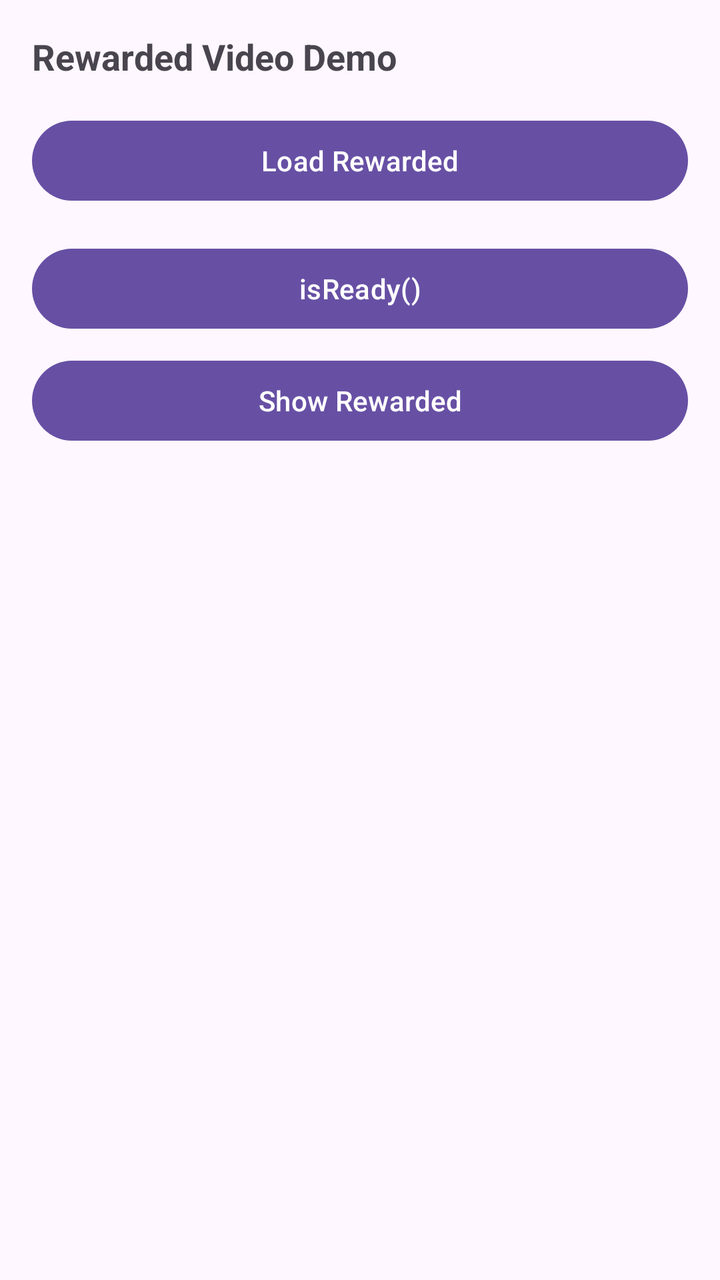
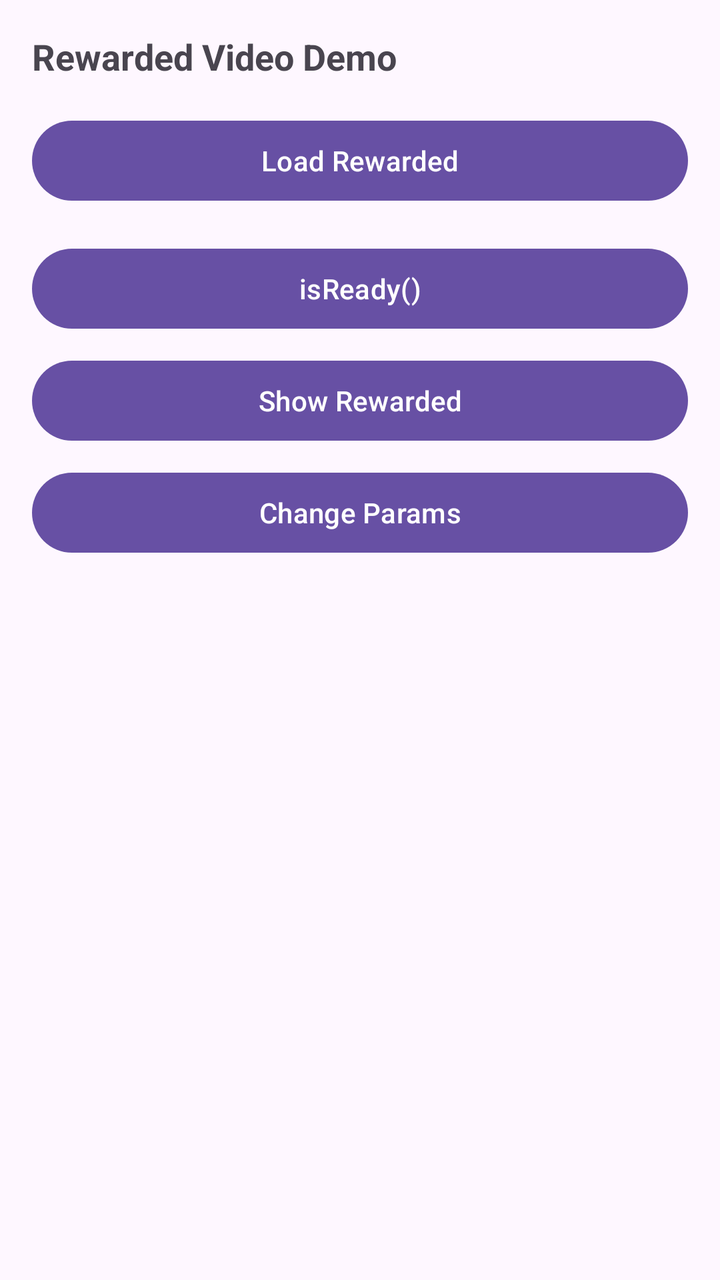

Before-and-after screenshots of an Android layout around one commit, followed by the original layout XML and the change that was made.
<!-- AndroidManifest.xml: application theme Theme.Demo2 -->
<!-- res/layout/activity_rewarded_ad.xml -->
<?xml version="1.0" encoding="utf-8"?>
<LinearLayout xmlns:android="http://schemas.android.com/apk/res/android"
    android:layout_width="match_parent"
    android:layout_height="match_parent"
    android:orientation="vertical"
    android:padding="16dp">

    <TextView
        android:layout_width="match_parent"
        android:layout_height="wrap_content"
        android:text="Rewarded Video Demo"
        android:textSize="18sp"
        android:textStyle="bold" />

    <Button
        android:id="@+id/btn_load"
        android:layout_width="match_parent"
        android:layout_height="wrap_content"
        android:layout_marginTop="16dp"
        android:text="Load Rewarded" />


    <Button
        android:id="@+id/btn_check"
        android:layout_width="match_parent"
        android:layout_height="wrap_content"
        android:layout_marginTop="16dp"
        android:text="isReady()" />


    <Button
        android:id="@+id/btn_show"
        android:layout_width="match_parent"
        android:layout_height="wrap_content"
        android:layout_marginTop="8dp"
        android:text="Show Rewarded" />

</LinearLayout>
<!-- resources referenced by this layout -->
<resources>
  <style name="Theme.Demo2" parent="Base.Theme.Demo2" />
  <style name="Base.Theme.Demo2" parent="Theme.Material3.DayNight.NoActionBar">
          
          
      </style>
</resources>

<!-- the commit's change to res/layout/activity_rewarded_ad.xml (unified diff, before → after) -->
@@ -19,14 +19,12 @@
         android:layout_marginTop="16dp"
         android:text="Load Rewarded" />
 
-
     <Button
         android:id="@+id/btn_check"
         android:layout_width="match_parent"
         android:layout_height="wrap_content"
         android:layout_marginTop="16dp"
         android:text="isReady()" />
-
 
     <Button
         android:id="@+id/btn_show"
@@ -35,4 +33,11 @@
         android:layout_marginTop="8dp"
         android:text="Show Rewarded" />
 
+    <Button
+        android:id="@+id/btn_change"
+        android:layout_width="match_parent"
+        android:layout_height="wrap_content"
+        android:layout_marginTop="8dp"
+        android:text="Change Params" />
+
 </LinearLayout>
